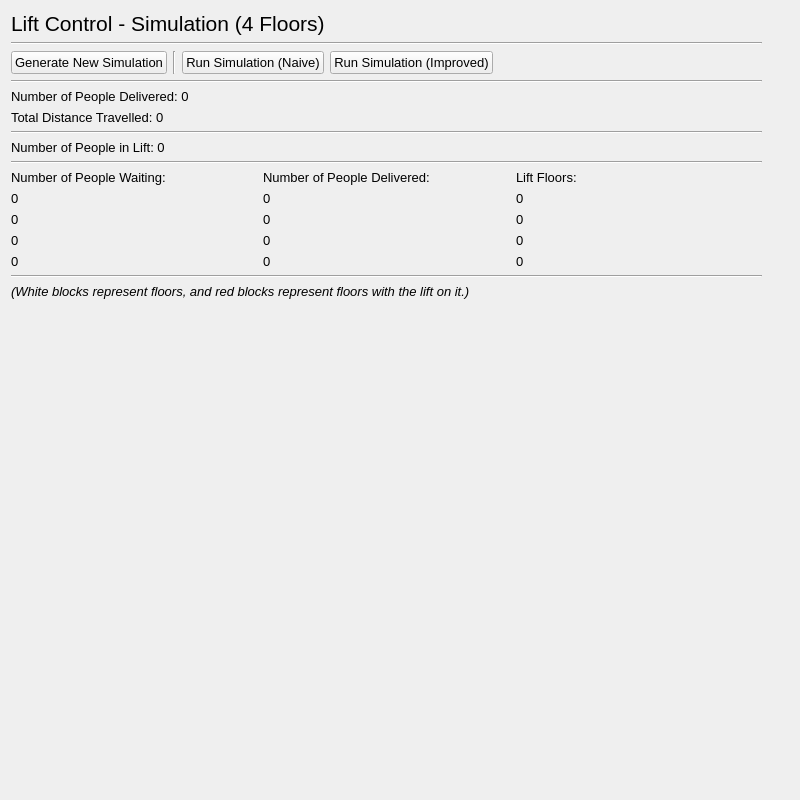
Before: the Qt Designer form sim_4_floors.ui in IsaacCheng9/lift-control-simulation, drawn with Qt 5.
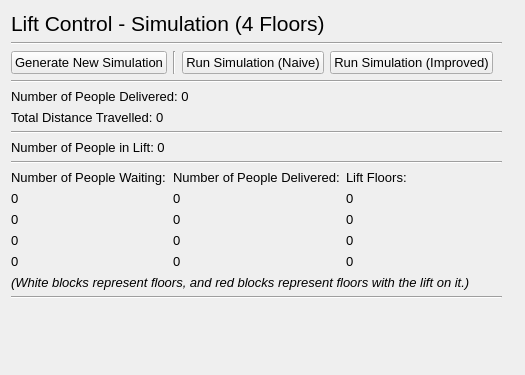
After: the same form once the commit is applied.

What changed in the file:
```diff
--- a/sim_4_floors.ui
+++ b/sim_4_floors.ui
@@ -6,8 +6,8 @@
    <rect>
     <x>0</x>
     <y>0</y>
-    <width>800</width>
-    <height>800</height>
+    <width>525</width>
+    <height>375</height>
    </rect>
   </property>
   <property name="font">
@@ -25,8 +25,8 @@
      <rect>
       <x>11</x>
       <y>11</y>
-      <width>751</width>
-      <height>751</height>
+      <width>491</width>
+      <height>341</height>
      </rect>
     </property>
     <layout class="QVBoxLayout" name="vert_layout_lift_control">
@@ -265,13 +265,6 @@
        </item>
       </layout>
      </item>
-     <item>
-      <widget class="Line" name="hori_line_sim">
-       <property name="orientation">
-        <enum>Qt::Horizontal</enum>
-       </property>
-      </widget>
-     </item>
      <item>
       <widget class="QLabel" name="lbl_key">
        <property name="font">
@@ -284,6 +277,20 @@
        </property>
       </widget>
      </item>
+     <item>
+      <widget class="Line" name="hori_line_sim">
+       <property name="orientation">
+        <enum>Qt::Horizontal</enum>
+       </property>
+      </widget>
+     </item>
+     <item>
+      <widget class="QLabel" name="lbl_update">
+       <property name="text">
+        <string/>
+       </property>
+      </widget>
+     </item>
      <item>
       <spacer name="vert_spacer">
        <property name="orientation">
```
